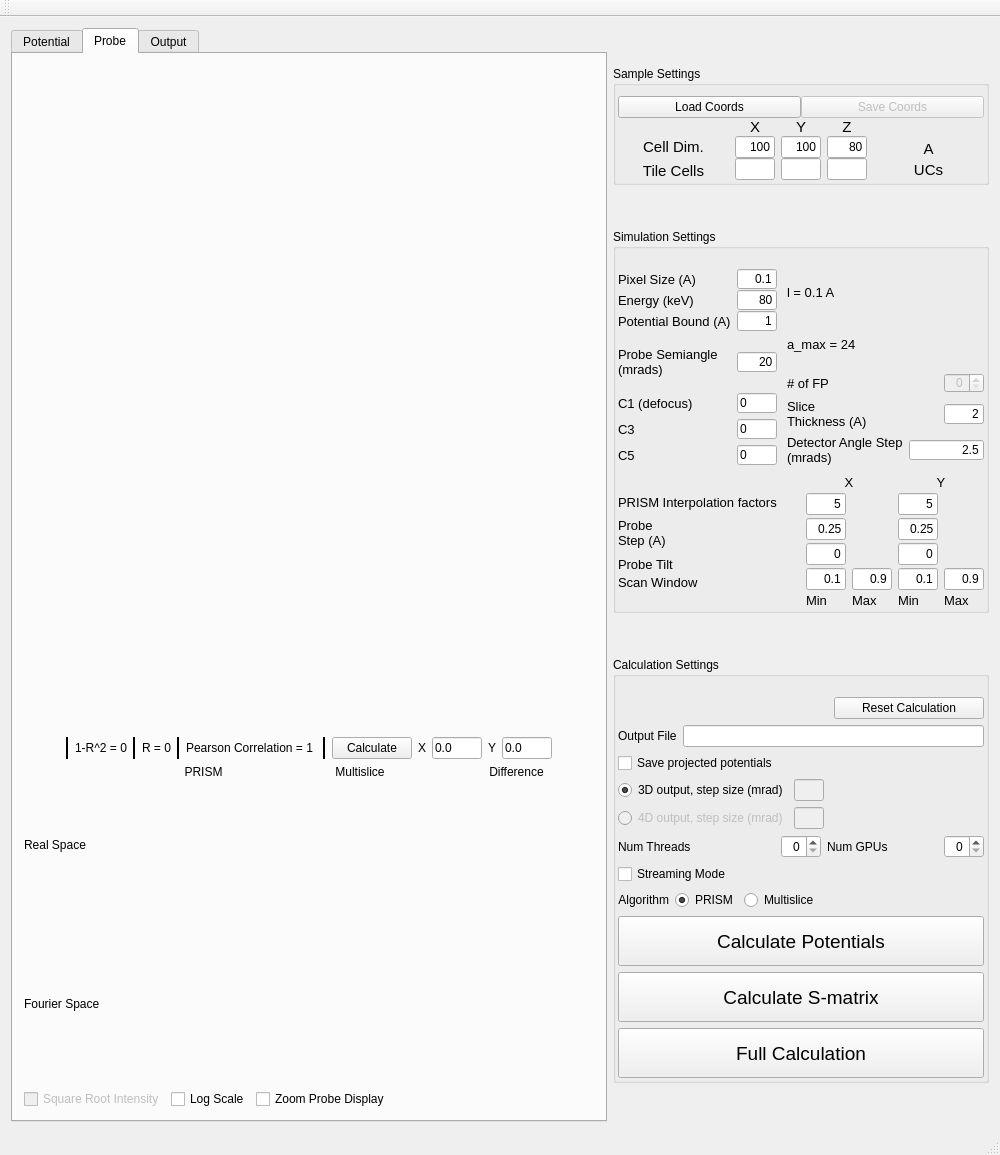
Before: the Qt Designer form Qt/prismmainwindow.ui in prism-em/prismatic, drawn with Qt 5.
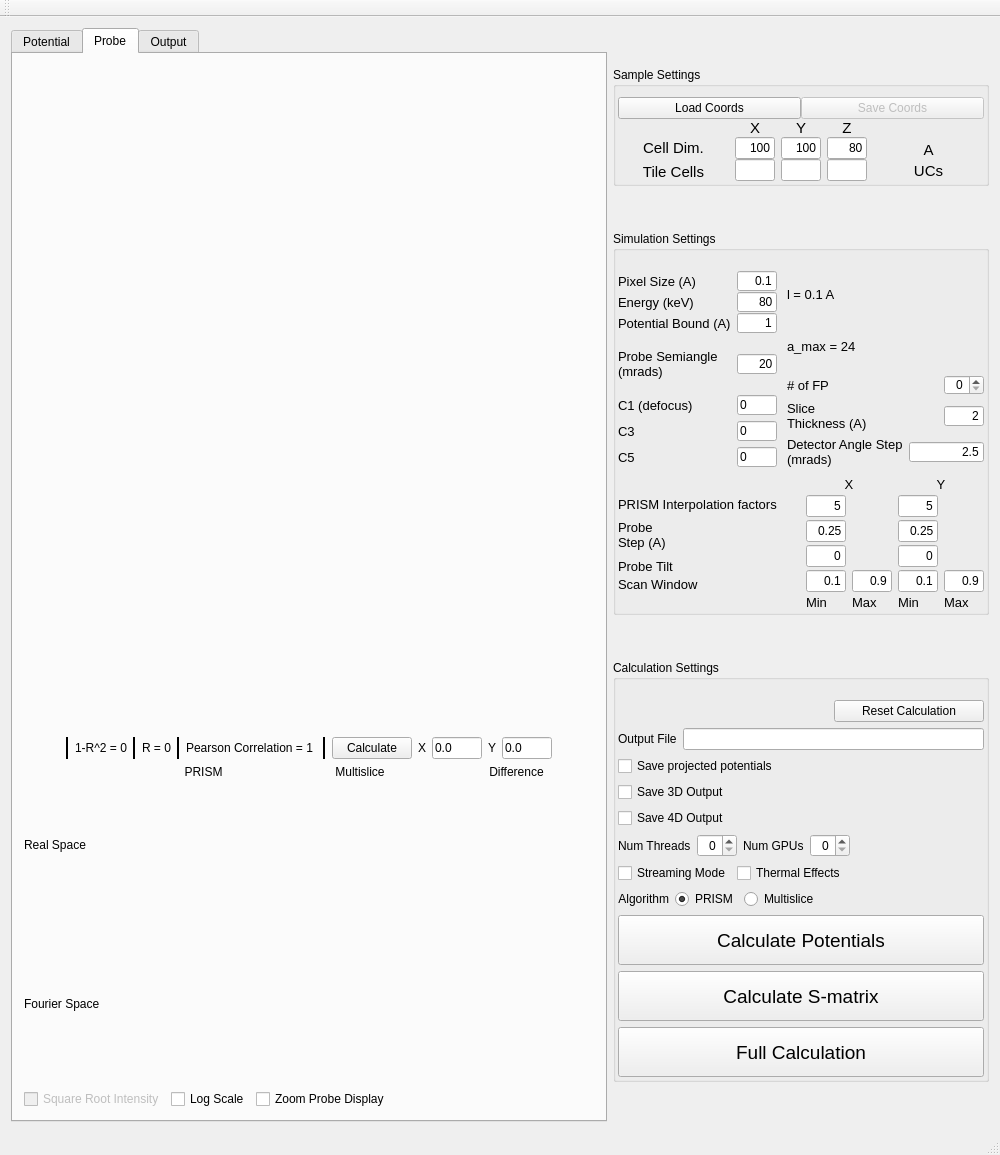
After: the same form once the commit is applied. Icons and pictures are not drawn.

```diff
--- a/Qt/prismmainwindow.ui
+++ b/Qt/prismmainwindow.ui
@@ -1749,7 +1749,7 @@
                  <item>
                   <widget class="QSpinBox" name="spinBox_numFP">
                    <property name="enabled">
-                    <bool>false</bool>
+                    <bool>true</bool>
                    </property>
                    <property name="sizePolicy">
                     <sizepolicy hsizetype="Minimum" vsizetype="Minimum">
@@ -2377,84 +2377,23 @@
            <item>
             <layout class="QHBoxLayout" name="horizontalLayout_18">
              <item>
-              <widget class="QRadioButton" name="radioButton_3Doutput">
+              <widget class="QCheckBox" name="checkBox_3D">
                <property name="text">
-                <string>3D output, step size (mrad)</string>
+                <string>Save 3D Output</string>
                </property>
-               <property name="checked">
-                <bool>true</bool>
-               </property>
-               <property name="autoExclusive">
-                <bool>false</bool>
-               </property>
               </widget>
              </item>
-             <item>
-              <widget class="QLineEdit" name="lineEdit_3Doutputang">
-               <property name="enabled">
-                <bool>false</bool>
-               </property>
-               <property name="maximumSize">
-                <size>
-                 <width>30</width>
-                 <height>16777215</height>
-                </size>
-               </property>
-              </widget>
-             </item>
-             <item>
-              <spacer name="horizontalSpacer">
-               <property name="orientation">
-                <enum>Qt::Horizontal</enum>
-               </property>
-               <property name="sizeHint" stdset="0">
-                <size>
-                 <width>40</width>
-                 <height>20</height>
-                </size>
-               </property>
-              </spacer>
-             </item>
             </layout>
            </item>
            <item>
             <layout class="QHBoxLayout" name="horizontalLayout_17">
              <item>
-              <widget class="QRadioButton" name="radioButton_4Doutput">
-               <property name="enabled">
-                <bool>false</bool>
-               </property>
+              <widget class="QCheckBox" name="checkBox_4D">
                <property name="text">
-                <string>4D output, step size (mrad)</string>
+                <string>Save 4D Output</string>
                </property>
               </widget>
              </item>
-             <item>
-              <widget class="QLineEdit" name="lineEdit_4Doutputang">
-               <property name="enabled">
-                <bool>false</bool>
-               </property>
-               <property name="maximumSize">
-                <size>
-                 <width>30</width>
-                 <height>16777215</height>
-                </size>
-               </property>
-              </widget>
-             </item>
-             <item>
-              <spacer name="horizontalSpacer_2">
-               <property name="orientation">
-                <enum>Qt::Horizontal</enum>
-               </property>
-               <property name="sizeHint" stdset="0">
-                <size>
-                 <width>40</width>
-                 <height>20</height>
-                </size>
-               </property>
-              </spacer>
-             </item>
             </layout>
            </item>
            <item>
@@ -2503,23 +2442,60 @@
                </item>
               </layout>
              </item>
+             <item>
+              <spacer name="horizontalSpacer_2">
+               <property name="orientation">
+                <enum>Qt::Horizontal</enum>
+               </property>
+               <property name="sizeHint" stdset="0">
+                <size>
+                 <width>40</width>
+                 <height>20</height>
+                </size>
+               </property>
+              </spacer>
+             </item>
             </layout>
            </item>
            <item>
-            <widget class="QCheckBox" name="checkBox_streamdata">
-             <property name="enabled">
-              <bool>true</bool>
-             </property>
-             <property name="autoFillBackground">
-              <bool>false</bool>
-             </property>
-             <property name="text">
-              <string>Streaming Mode</string>
-             </property>
-             <property name="tristate">
-              <bool>false</bool>
-             </property>
-            </widget>
+            <layout class="QHBoxLayout" name="horizontalLayout_44">
+             <item>
+              <widget class="QCheckBox" name="checkBox_streamdata">
+               <property name="enabled">
+                <bool>true</bool>
+               </property>
+               <property name="autoFillBackground">
+                <bool>false</bool>
+               </property>
+               <property name="text">
+                <string>Streaming Mode</string>
+               </property>
+               <property name="tristate">
+                <bool>false</bool>
+               </property>
+              </widget>
+             </item>
+             <item>
+              <widget class="QCheckBox" name="checkBox_thermalEffects">
+               <property name="text">
+                <string>Thermal Effects</string>
+               </property>
+              </widget>
+             </item>
+             <item>
+              <spacer name="horizontalSpacer">
+               <property name="orientation">
+                <enum>Qt::Horizontal</enum>
+               </property>
+               <property name="sizeHint" stdset="0">
+                <size>
+                 <width>40</width>
+                 <height>20</height>
+                </size>
+               </property>
+              </spacer>
+             </item>
+            </layout>
            </item>
            <item>
             <layout class="QHBoxLayout" name="horizontalLayout_22">
```
Left out of the diff: 4 changed lines with no effect on the pictures.
